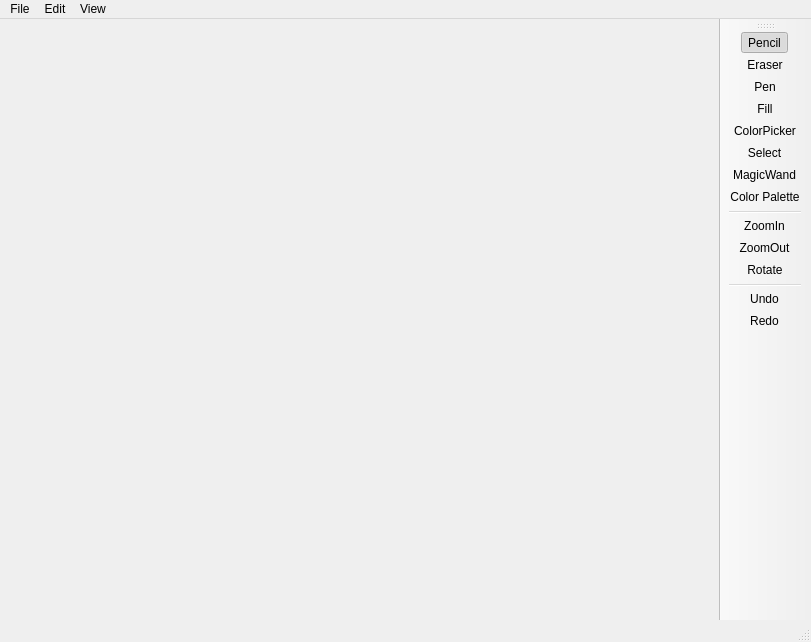
Old version of the form Paintpp/mainwindow.ui in the repository IsacMSirias/AyEDII-Proyecto-II.
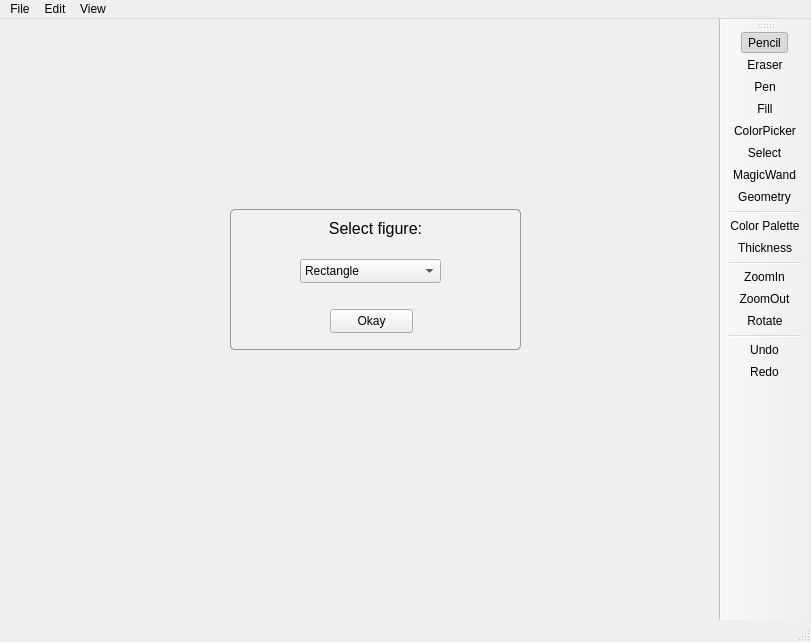
New version of the form. Icons and pictures are not drawn.

Commit message: Pen and geometry

```diff
--- a/Paintpp/mainwindow.ui
+++ b/Paintpp/mainwindow.ui
@@ -17,6 +17,434 @@
    <property name="mouseTracking">
     <bool>false</bool>
    </property>
+   <widget class="QWidget" name="thicknessWidget" native="true">
+    <property name="enabled">
+     <bool>true</bool>
+    </property>
+    <property name="geometry">
+     <rect>
+      <x>240</x>
+      <y>190</y>
+      <width>271</width>
+      <height>141</height>
+     </rect>
+    </property>
+    <property name="styleSheet">
+     <string notr="true">QWidget#thicknessWidget {
+background-color: rgb(241, 241, 241);
+border-radius: 5px;
+border: 1px solid rgb(154, 153, 150);
+}</string>
+    </property>
+    <widget class="QSpinBox" name="thickness_spinBox">
+     <property name="geometry">
+      <rect>
+       <x>110</x>
+       <y>50</y>
+       <width>45</width>
+       <height>24</height>
+      </rect>
+     </property>
+     <property name="styleSheet">
+      <string notr="true"/>
+     </property>
+     <property name="minimum">
+      <number>1</number>
+     </property>
+    </widget>
+    <widget class="QLabel" name="thickness_label">
+     <property name="enabled">
+      <bool>true</bool>
+     </property>
+     <property name="geometry">
+      <rect>
+       <x>70</x>
+       <y>10</y>
+       <width>131</width>
+       <height>20</height>
+      </rect>
+     </property>
+     <property name="font">
+      <font>
+       <family>Ubuntu</family>
+       <pointsize>12</pointsize>
+       <bold>false</bold>
+      </font>
+     </property>
+     <property name="autoFillBackground">
+      <bool>false</bool>
+     </property>
+     <property name="text">
+      <string>Choose thickness:</string>
+     </property>
+    </widget>
+    <widget class="QPushButton" name="thickness_pushButton">
+     <property name="geometry">
+      <rect>
+       <x>90</x>
+       <y>100</y>
+       <width>83</width>
+       <height>24</height>
+      </rect>
+     </property>
+     <property name="text">
+      <string>Okay</string>
+     </property>
+    </widget>
+   </widget>
+   <widget class="QWidget" name="pathWidget" native="true">
+    <property name="geometry">
+     <rect>
+      <x>230</x>
+      <y>190</y>
+      <width>291</width>
+      <height>141</height>
+     </rect>
+    </property>
+    <property name="styleSheet">
+     <string notr="true">QWidget#pathWidget {
+background-color: rgb(241, 241, 241);
+border-radius: 5px;
+border: 1px solid rgb(154, 153, 150);
+}</string>
+    </property>
+    <widget class="QLabel" name="path_label">
+     <property name="enabled">
+      <bool>true</bool>
+     </property>
+     <property name="geometry">
+      <rect>
+       <x>20</x>
+       <y>10</y>
+       <width>251</width>
+       <height>20</height>
+      </rect>
+     </property>
+     <property name="font">
+      <font>
+       <family>Ubuntu</family>
+       <pointsize>12</pointsize>
+       <bold>false</bold>
+      </font>
+     </property>
+     <property name="autoFillBackground">
+      <bool>false</bool>
+     </property>
+     <property name="text">
+      <string>&lt;html&gt;&lt;head/&gt;&lt;body&gt;&lt;p align=&quot;center&quot;&gt;Write filepath:&lt;/p&gt;&lt;/body&gt;&lt;/html&gt;</string>
+     </property>
+    </widget>
+    <widget class="QPushButton" name="path_pushButton">
+     <property name="geometry">
+      <rect>
+       <x>100</x>
+       <y>100</y>
+       <width>83</width>
+       <height>24</height>
+      </rect>
+     </property>
+     <property name="text">
+      <string>Okay</string>
+     </property>
+    </widget>
+    <widget class="QLineEdit" name="path_lineEdit">
+     <property name="geometry">
+      <rect>
+       <x>20</x>
+       <y>50</y>
+       <width>251</width>
+       <height>23</height>
+      </rect>
+     </property>
+    </widget>
+   </widget>
+   <widget class="QWidget" name="filenameWidget" native="true">
+    <property name="geometry">
+     <rect>
+      <x>230</x>
+      <y>190</y>
+      <width>291</width>
+      <height>141</height>
+     </rect>
+    </property>
+    <property name="styleSheet">
+     <string notr="true">QWidget#filenameWidget {
+background-color: rgb(241, 241, 241);
+border-radius: 5px;
+border: 1px solid rgb(154, 153, 150);
+}</string>
+    </property>
+    <widget class="QLabel" name="filename_label">
+     <property name="enabled">
+      <bool>true</bool>
+     </property>
+     <property name="geometry">
+      <rect>
+       <x>20</x>
+       <y>10</y>
+       <width>251</width>
+       <height>20</height>
+      </rect>
+     </property>
+     <property name="font">
+      <font>
+       <family>Ubuntu</family>
+       <pointsize>12</pointsize>
+       <bold>false</bold>
+      </font>
+     </property>
+     <property name="autoFillBackground">
+      <bool>false</bool>
+     </property>
+     <property name="text">
+      <string>&lt;html&gt;&lt;head/&gt;&lt;body&gt;&lt;p align=&quot;center&quot;&gt;Write file name:&lt;/p&gt;&lt;/body&gt;&lt;/html&gt;</string>
+     </property>
+    </widget>
+    <widget class="QPushButton" name="filename_pushButton">
+     <property name="geometry">
+      <rect>
+       <x>100</x>
+       <y>100</y>
+       <width>83</width>
+       <height>24</height>
+      </rect>
+     </property>
+     <property name="text">
+      <string>Okay</string>
+     </property>
+    </widget>
+    <widget class="QLineEdit" name="filename_lineEdit">
+     <property name="geometry">
+      <rect>
+       <x>20</x>
+       <y>50</y>
+       <width>251</width>
+       <height>23</height>
+      </rect>
+     </property>
+    </widget>
+   </widget>
+   <widget class="QWidget" name="canvasSizeWidget" native="true">
+    <property name="geometry">
+     <rect>
+      <x>230</x>
+      <y>190</y>
+      <width>291</width>
+      <height>141</height>
+     </rect>
+    </property>
+    <property name="styleSheet">
+     <string notr="true">QWidget#canvasSizeWidget {
+background-color: rgb(241, 241, 241);
+border-radius: 5px;
+border: 1px solid rgb(154, 153, 150);
+}</string>
+    </property>
+    <widget class="QLabel" name="canvasSize_label">
+     <property name="enabled">
+      <bool>true</bool>
+     </property>
+     <property name="geometry">
+      <rect>
+       <x>20</x>
+       <y>10</y>
+       <width>251</width>
+       <height>20</height>
+      </rect>
+     </property>
+     <property name="font">
+      <font>
+       <family>Ubuntu</family>
+       <pointsize>12</pointsize>
+       <bold>false</bold>
+      </font>
+     </property>
+     <property name="autoFillBackground">
+      <bool>false</bool>
+     </property>
+     <property name="text">
+      <string>&lt;html&gt;&lt;head/&gt;&lt;body&gt;&lt;p align=&quot;center&quot;&gt;Write canvas size:&lt;/p&gt;&lt;/body&gt;&lt;/html&gt;</string>
+     </property>
+    </widget>
+    <widget class="QPushButton" name="canvasSize_pushButton">
+     <property name="geometry">
+      <rect>
+       <x>100</x>
+       <y>100</y>
+       <width>83</width>
+       <height>24</height>
+      </rect>
+     </property>
+     <property name="text">
+      <string>Okay</string>
+     </property>
+    </widget>
+    <widget class="QSpinBox" name="width_spinBox">
+     <property name="geometry">
+      <rect>
+       <x>80</x>
+       <y>50</y>
+       <width>51</width>
+       <height>24</height>
+      </rect>
+     </property>
+     <property name="minimum">
+      <number>1</number>
+     </property>
+     <property name="maximum">
+      <number>1000</number>
+     </property>
+    </widget>
+    <widget class="QSpinBox" name="height_spinBox">
+     <property name="geometry">
+      <rect>
+       <x>210</x>
+       <y>50</y>
+       <width>51</width>
+       <height>24</height>
+      </rect>
+     </property>
+     <property name="minimum">
+      <number>1</number>
+     </property>
+     <property name="maximum">
+      <number>1000</number>
+     </property>
+    </widget>
+    <widget class="QLabel" name="height_label">
+     <property name="enabled">
+      <bool>true</bool>
+     </property>
+     <property name="geometry">
+      <rect>
+       <x>150</x>
+       <y>47</y>
+       <width>60</width>
+       <height>30</height>
+      </rect>
+     </property>
+     <property name="font">
+      <font>
+       <family>Ubuntu</family>
+       <pointsize>12</pointsize>
+       <bold>false</bold>
+      </font>
+     </property>
+     <property name="autoFillBackground">
+      <bool>false</bool>
+     </property>
+     <property name="text">
+      <string>&lt;html&gt;&lt;head/&gt;&lt;body&gt;&lt;p align=&quot;center&quot;&gt;Height:&lt;/p&gt;&lt;/body&gt;&lt;/html&gt;</string>
+     </property>
+    </widget>
+    <widget class="QLabel" name="width_label">
+     <property name="enabled">
+      <bool>true</bool>
+     </property>
+     <property name="geometry">
+      <rect>
+       <x>20</x>
+       <y>47</y>
+       <width>60</width>
+       <height>30</height>
+      </rect>
+     </property>
+     <property name="font">
+      <font>
+       <family>Ubuntu</family>
+       <pointsize>12</pointsize>
+       <bold>false</bold>
+      </font>
+     </property>
+     <property name="autoFillBackground">
+      <bool>false</bool>
+     </property>
+     <property name="text">
+      <string>&lt;html&gt;&lt;head/&gt;&lt;body&gt;&lt;p align=&quot;center&quot;&gt;Width:&lt;/p&gt;&lt;/body&gt;&lt;/html&gt;</string>
+     </property>
+    </widget>
+   </widget>
+   <widget class="QWidget" name="geometryWidget" native="true">
+    <property name="geometry">
+     <rect>
+      <x>230</x>
+      <y>190</y>
+      <width>291</width>
+      <height>141</height>
+     </rect>
+    </property>
+    <property name="styleSheet">
+     <string notr="true">QWidget#geometryWidget {
+background-color: rgb(241, 241, 241);
+border-radius: 5px;
+border: 1px solid rgb(154, 153, 150);
+}</string>
+    </property>
+    <widget class="QLabel" name="geometry_label">
+     <property name="enabled">
+      <bool>true</bool>
+     </property>
+     <property name="geometry">
+      <rect>
+       <x>10</x>
+       <y>10</y>
+       <width>271</width>
+       <height>20</height>
+      </rect>
+     </property>
+     <property name="font">
+      <font>
+       <family>Ubuntu</family>
+       <pointsize>12</pointsize>
+       <bold>false</bold>
+      </font>
+     </property>
+     <property name="autoFillBackground">
+      <bool>false</bool>
+     </property>
+     <property name="text">
+      <string>&lt;html&gt;&lt;head/&gt;&lt;body&gt;&lt;p align=&quot;center&quot;&gt;Select figure:&lt;/p&gt;&lt;/body&gt;&lt;/html&gt;</string>
+     </property>
+    </widget>
+    <widget class="QPushButton" name="geometry_pushButton">
+     <property name="geometry">
+      <rect>
+       <x>100</x>
+       <y>100</y>
+       <width>83</width>
+       <height>24</height>
+      </rect>
+     </property>
+     <property name="text">
+      <string>Okay</string>
+     </property>
+    </widget>
+    <widget class="QComboBox" name="geometry_comboBox">
+     <property name="geometry">
+      <rect>
+       <x>70</x>
+       <y>50</y>
+       <width>141</width>
+       <height>24</height>
+      </rect>
+     </property>
+     <item>
+      <property name="text">
+       <string>Rectangle</string>
+      </property>
+     </item>
+     <item>
+      <property name="text">
+       <string>Triangle</string>
+      </property>
+     </item>
+     <item>
+      <property name="text">
+       <string>Circle</string>
+      </property>
+     </item>
+    </widget>
+   </widget>
   </widget>
   <widget class="QMenuBar" name="menubar">
    <property name="geometry">
@@ -86,7 +514,10 @@
    <addaction name="actionColorPicker"/>
    <addaction name="actionSelect"/>
    <addaction name="actionmagicWand"/>
+   <addaction name="actionGeometry"/>
+   <addaction name="separator"/>
    <addaction name="actionColor_Palette"/>
+   <addaction name="actionThickness"/>
    <addaction name="separator"/>
    <addaction name="actionZoomIn"/>
    <addaction name="actionZoomOut"/>
@@ -317,6 +748,46 @@
     <string>Right</string>
    </property>
   </action>
+  <action name="actionThickness">
+   <property name="icon">
+    <iconset resource="images.qrc">
+     <normaloff>:/images/line-width.png</normaloff>:/images/line-width.png</iconset>
+   </property>
+   <property name="text">
+    <string>Thickness</string>
+   </property>
+  </action>
+  <action name="actionGeometry">
+   <property name="checkable">
+    <bool>true</bool>
+   </property>
+   <property name="icon">
+    <iconset resource="images.qrc">
+     <normaloff>:/images/resources.png</normaloff>:/images/resources.png</iconset>
+   </property>
+   <property name="text">
+    <string>Geometry</string>
+   </property>
+  </action>
+  <action name="actionNew_canvas">
+   <property name="icon">
+    <iconset resource="images.qrc">
+     <normaloff>:/images/add-document.png</normaloff>:/images/add-document.png</iconset>
+   </property>
+   <property name="text">
+    <string>New canvas</string>
+   </property>
+  </action>
+  <action name="actionExperimental_1">
+   <property name="text">
+    <string>Experimental 1</string>
+   </property>
+  </action>
+  <action name="actionExperimental_2">
+   <property name="text">
+    <string>Experimental 2</string>
+   </property>
+  </action>
  </widget>
  <resources>
   <include location="images.qrc"/>
```
Left out of the diff: 5 changed lines with no effect on the pictures. The commit also changes 49 other files.
